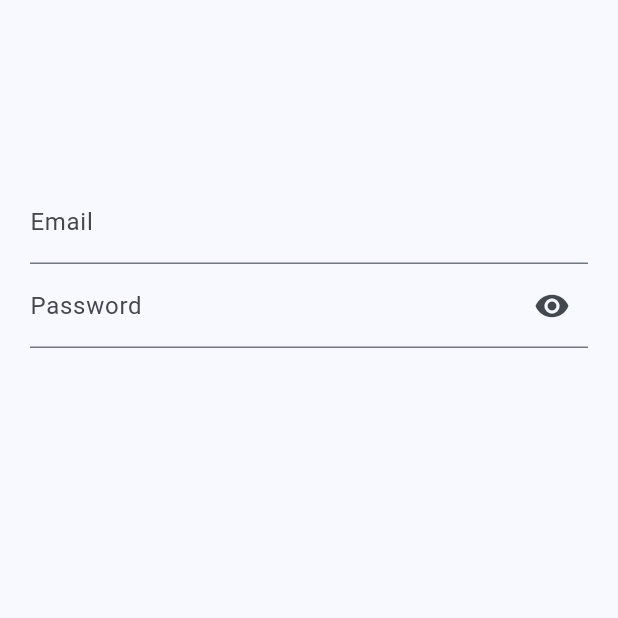
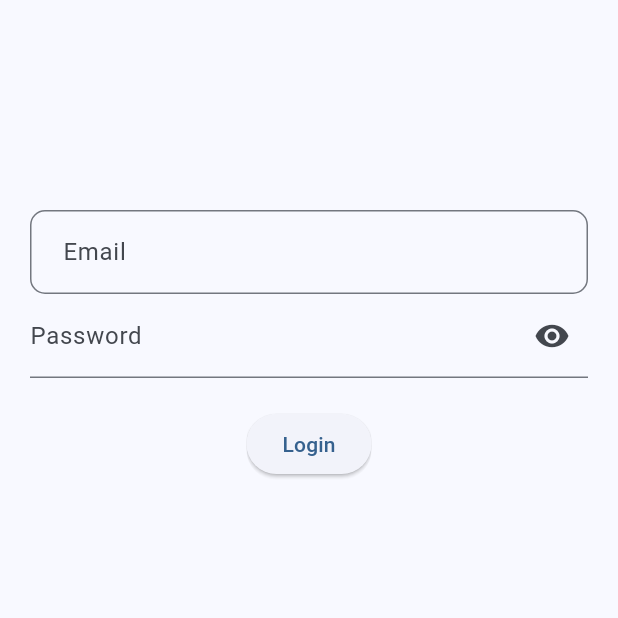
Before and after one commit to UN-Chefcito/front, a Flutter app: the screen it shows after launch, on a phone screen of 412 x 824 dp, the top half of it. Run offline on Flutter 3.47's test engine with Material 2 defaults, Android fonts, the light colour scheme and no system bars.

Commit message:
Reformatin in order to make generc text fields factories

```diff
--- a/lib/main.dart
+++ b/lib/main.dart
@@ -12,6 +12,7 @@ class Chefcito extends StatelessWidget {
   @override
   Widget build(BuildContext context) {
     return MaterialApp(
+      debugShowCheckedModeBanner: false,
       // title: 'Chefcito',
       theme: ThemeData(
         colorScheme: ColorScheme.fromSeed(seedColor: Colors.blue),
--- a/lib/pages/login.dart
+++ b/lib/pages/login.dart
@@ -1,5 +1,7 @@
 import 'package:chefcito/core/constants/image_assets.dart';
+import 'package:chefcito/resources/generic_form_field.dart';
 import 'package:chefcito/resources/password_formfield.dart';
+import 'package:chefcito/resources/rounded_button.dart';
 import 'package:flutter/material.dart';
 
 class LoginPage extends StatelessWidget {
@@ -26,11 +28,10 @@ class LoginPage extends StatelessWidget {
           Form(
               child: Column(
             children: [
-              TextFormField(
-                decoration: const InputDecoration(
-                  hintText: 'Email',
-                  labelText: 'Email',
-                ),
+              const SizedBox  (height: 20),
+              GenericFormField(
+                hintText: 'Email',
+                labelText: 'Email',
                 validator: (value) {
                   if (value!.isEmpty) {
                     return 'Please enter your email';
@@ -40,8 +41,27 @@ class LoginPage extends StatelessWidget {
                   }
                   return null;
                 },
+                obscureText: false,
+                suffixIcon: null,
               ),
+              // TextFormField(
+              //   decoration: const InputDecoration(
+              //     hintText: 'Email',
+              //     labelText: 'Email',
+              //   ),
+              //   validator: (value) {
+              //     if (value!.isEmpty) {
+              //       return 'Please enter your email';
+              //     }
+              //     if (!isValidEmail(value)) {
+              //       return 'Please enter a valid email';
+              //     }
+              //     return null;
+              //   },
+              // ),
               const PasswordFormField(),
+              const SizedBox(height: 20),
+              RoundedButton(innerText: "Login", trigger: () {})
             ],
           ))
         ]),
--- /dev/null
+++ b/lib/resources/generic_form_field.dart
@@ -0,0 +1,34 @@
+import 'package:flutter/material.dart';
+
+class GenericFormField extends StatelessWidget {
+  const GenericFormField(
+      {Key? key,
+      required this.hintText,
+      required this.labelText,
+      required this.validator,
+      required this.obscureText,
+      required this.suffixIcon})
+      : super(key: key);
+
+  final String hintText;
+  final String labelText;
+  final String? Function(String?)? validator;
+  final bool obscureText;
+  final Widget? suffixIcon;
+
+  @override
+  Widget build(BuildContext context) {
+    return TextFormField(
+      obscureText: obscureText,
+      decoration: InputDecoration(
+          hintText: hintText,
+          labelText: labelText,
+          suffixIcon: suffixIcon,
+          border: OutlineInputBorder(
+            borderRadius: BorderRadius.circular(10),
+            gapPadding: 10,
+          )),
+      validator: validator,
+    );
+  }
+}
--- a/lib/resources/rounded_button.dart
+++ b/lib/resources/rounded_button.dart
@@ -10,18 +10,13 @@ class RoundedButton extends StatelessWidget {
 
   @override
   Widget build(BuildContext context) {
-    return Stack(
+    return Column(
       children: [
         ClipRRect(
           borderRadius: BorderRadius.circular(20),
-          child: Container(
-            // height: 50,
-            // width: 200,
-            // color: Colors.blue,
-            child: ElevatedButton(
-              onPressed: trigger,
-              child: Text(innerText),
-            ),
+          child: ElevatedButton(
+            onPressed: trigger,
+            child: Text(innerText),
           ),
         ),
       ],
```
